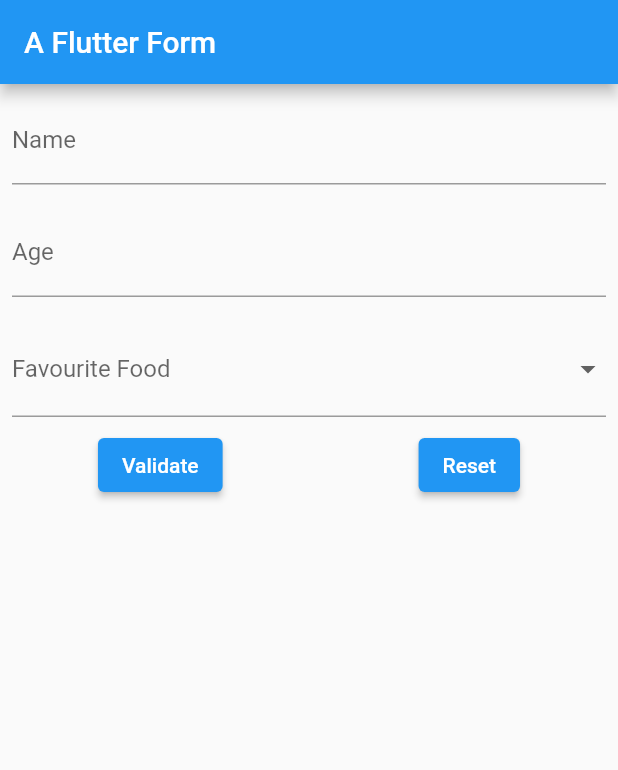
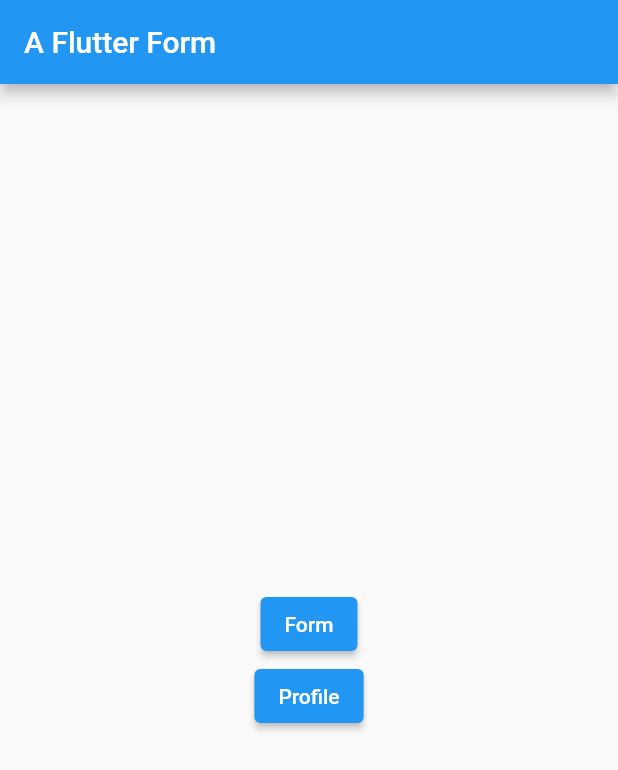
Before and after one commit to minggliangg/A-Flutter-Form, a Flutter app: the screen it shows after launch, on a phone screen of 412 x 824 dp. Shown: the top 770 px of the screen. Run offline on Flutter 3.47's test engine with Material 2 defaults, Android fonts, the phone set to English and light mode, and no system bars.

Commit message:
Reformatted project structure - Added profile page - Added home page

```diff
--- a/lib/app_form_validators.dart
+++ /dev/null
@@ -1,36 +0,0 @@
-String? nameValidator(String? name) {
-  if (name != null) {
-    if (name.length < 5) {
-      return 'Name is too short';
-    }
-    if (name.contains(RegExp(r'[^A-z ]'))) {
-      return 'Name is invalid';
-    }
-    return null;
-  }
-  return null;
-}
-
-String? ageValidator(String? ageString) {
-  if (ageString != null) {
-    try {
-      final ageIntValue = int.parse(ageString);
-      if (ageIntValue < 18) {
-        return 'You must be at least 18 years old';
-      } else if (ageIntValue > 100) {
-        return 'You are too old for this';
-      }
-      return null;
-    } on FormatException {
-      return 'Age is invalid';
-    }
-  }
-  return null;
-}
-
-String? favouriteFoodValidator(String? favouriteFood) {
-  if (favouriteFood == null) {
-    return 'Please choose your favourite food';
-  }
-  return null;
-}
--- a/lib/main.dart
+++ b/lib/main.dart
@@ -1,4 +1,4 @@
-import 'package:a_flutter_form/app_form_page.dart';
+import 'package:a_flutter_form/route/app_home_page.dart';
 import 'package:flutter/material.dart';
 
 void main() {
@@ -15,7 +15,7 @@ class MyApp extends StatelessWidget {
       theme: ThemeData(
         primarySwatch: Colors.blue,
       ),
-      home: const AppFormPage(),
+      home: const AppHomePage(),
     );
   }
 }
--- a/lib/app_form_page.dart
+++ b/lib/route/app_form_page.dart
@@ -1,6 +1,6 @@
-import 'package:a_flutter_form/app_form_validators.dart';
-import 'package:a_flutter_form/app_review_page.dart';
-import 'package:a_flutter_form/user_entity.dart';
+import 'package:a_flutter_form/entity/user_entity.dart';
+import 'package:a_flutter_form/route/app_review_page.dart';
+import 'package:a_flutter_form/utility/app_form_validators.dart';
 import 'package:flutter/material.dart';
 
 class AppFormPage extends StatefulWidget {
@@ -23,7 +23,7 @@ class _AppFormPageState extends State<AppFormPage> {
   Widget build(BuildContext context) {
     return Scaffold(
       appBar: AppBar(
-        title: const Text('A Flutter Form'),
+        title: const Text('The form'),
       ),
       body: SafeArea(
         child: Form(
@@ -32,7 +32,7 @@ class _AppFormPageState extends State<AppFormPage> {
               children: [
                 _FormFieldPadding(
                   child: TextFormField(
-                    validator: (name) => nameValidator(name),
+                    validator: (name) => AppValidators.nameValidator(name),
                     autovalidateMode: AutovalidateMode.onUserInteraction,
                     decoration: const InputDecoration(
                       label: Text('Name'),
@@ -45,7 +45,8 @@ class _AppFormPageState extends State<AppFormPage> {
                 ),
                 _FormFieldPadding(
                   child: TextFormField(
-                    validator: (ageString) => ageValidator(ageString),
+                    validator: (ageString) =>
+                        AppValidators.ageValidator(ageString),
                     autovalidateMode: AutovalidateMode.onUserInteraction,
                     decoration: const InputDecoration(
                       label: Text('Age'),
@@ -60,7 +61,7 @@ class _AppFormPageState extends State<AppFormPage> {
                 _FormFieldPadding(
                   child: DropdownButtonFormField<String>(
                     validator: (favouriteFood) =>
-                        favouriteFoodValidator(favouriteFood),
+                        AppValidators.favouriteFoodValidator(favouriteFood),
                     autovalidateMode: AutovalidateMode.onUserInteraction,
                     items: listOfFood
                         .map(
--- /dev/null
+++ b/lib/route/app_home_page.dart
@@ -0,0 +1,44 @@
+import 'package:a_flutter_form/route/app_form_page.dart';
+import 'package:a_flutter_form/route/app_profile_page.dart';
+import 'package:flutter/material.dart';
+
+class AppHomePage extends StatelessWidget {
+  const AppHomePage({Key? key}) : super(key: key);
+
+  @override
+  Widget build(BuildContext context) {
+    return Scaffold(
+      appBar: AppBar(
+        title: const Text('A Flutter Form'),
+      ),
+      body: SafeArea(
+        child: Center(
+          child: Column(
+            mainAxisSize: MainAxisSize.max,
+            mainAxisAlignment: MainAxisAlignment.center,
+            children: [
+              ElevatedButton(
+                onPressed: () => Navigator.push(
+                  context,
+                  MaterialPageRoute(
+                    builder: (context) => const AppFormPage(),
+                  ),
+                ),
+                child: const Text('Form'),
+              ),
+              ElevatedButton(
+                onPressed: () => Navigator.push(
+                  context,
+                  MaterialPageRoute(
+                    builder: (context) => const AppProfilePage(),
+                  ),
+                ),
+                child: const Text('Profile'),
+              ),
+            ],
+          ),
+        ),
+      ),
+    );
+  }
+}
--- a/lib/app_review_page.dart
+++ b/lib/route/app_review_page.dart
@@ -1,4 +1,4 @@
-import 'package:a_flutter_form/user_entity.dart';
+import 'package:a_flutter_form/entity/user_entity.dart';
 import 'package:flutter/material.dart';
 
 class AppReviewPage extends StatelessWidget {
@@ -13,7 +13,7 @@ class AppReviewPage extends StatelessWidget {
   Widget build(BuildContext context) {
     return Scaffold(
       appBar: AppBar(
-        title: const Text('Review Page'),
+        title: const Text('The review'),
       ),
       body: SafeArea(
         child: Column(
```
Also changed, not shown: lib/route/app_profile_page.dart (added, +19 -0 lines), lib/utility/app_form_validators.dart (added, +38 -0 lines), lib/entity/user_entity.dart (renamed from lib/user_entity.dart), 1 other file.
